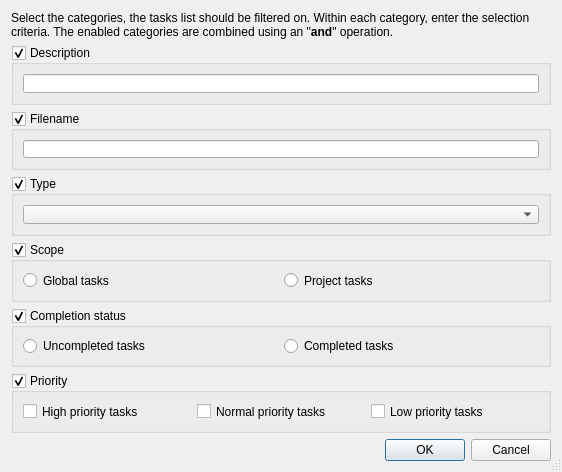
This is Tasks/TaskFilterConfigDialog.ui in testmana2/test as Qt 5 draws it before an edit. The edited form follows.
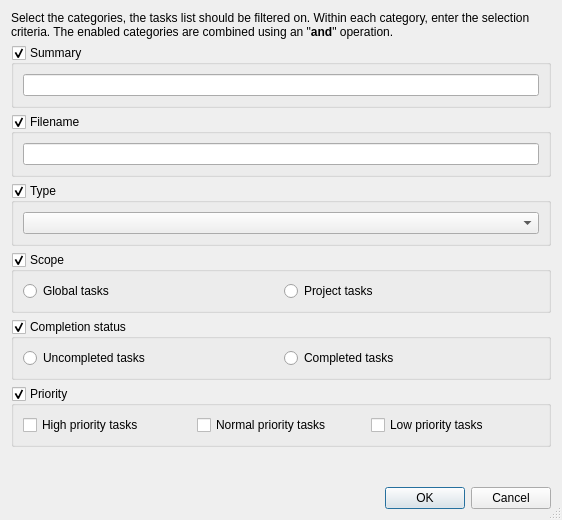
This is the edited form.

Commit message: Some harminisation of nomenclature in the various Task dialogs.

```diff
--- a/Tasks/TaskFilterConfigDialog.ui
+++ b/Tasks/TaskFilterConfigDialog.ui
@@ -7,7 +7,7 @@
     <x>0</x>
     <y>0</y>
     <width>562</width>
-    <height>470</height>
+    <height>520</height>
    </rect>
   </property>
   <property name="windowTitle">
@@ -16,7 +16,7 @@
   <property name="sizeGripEnabled">
    <bool>true</bool>
   </property>
-  <layout class="QVBoxLayout">
+  <layout class="QVBoxLayout" name="verticalLayout_4">
    <item>
     <widget class="QLabel" name="label">
      <property name="text">
@@ -31,7 +31,7 @@
     </widget>
    </item>
    <item>
-    <widget class="QGroupBox" name="descriptionGroup">
+    <widget class="QGroupBox" name="summaryGroup">
      <property name="focusPolicy">
       <enum>Qt::StrongFocus</enum>
      </property>
@@ -39,14 +39,14 @@
       <string>Select to filter on the task description</string>
      </property>
      <property name="title">
-      <string>Description</string>
+      <string>Summary</string>
      </property>
      <property name="checkable">
       <bool>true</bool>
      </property>
-     <layout class="QVBoxLayout">
+     <layout class="QVBoxLayout" name="verticalLayout">
       <item>
-       <widget class="QLineEdit" name="descriptionEdit">
+       <widget class="QLineEdit" name="summaryEdit">
         <property name="toolTip">
          <string>Enter the description filter as a regular expression.</string>
         </property>
@@ -69,7 +69,7 @@
      <property name="checkable">
       <bool>true</bool>
      </property>
-     <layout class="QVBoxLayout">
+     <layout class="QVBoxLayout" name="verticalLayout_2">
       <item>
        <widget class="QLineEdit" name="filenameEdit">
         <property name="toolTip">
@@ -94,7 +94,7 @@
      <property name="checkable">
       <bool>true</bool>
      </property>
-     <layout class="QVBoxLayout" name="verticalLayout">
+     <layout class="QVBoxLayout" name="verticalLayout_3">
       <item>
        <widget class="QComboBox" name="typeCombo">
         <property name="toolTip">
@@ -119,7 +119,7 @@
      <property name="checkable">
       <bool>true</bool>
      </property>
-     <layout class="QHBoxLayout">
+     <layout class="QHBoxLayout" name="horizontalLayout">
       <item>
        <widget class="QRadioButton" name="globalRadioButton">
         <property name="toolTip">
@@ -157,7 +157,7 @@
      <property name="checkable">
       <bool>true</bool>
      </property>
-     <layout class="QHBoxLayout">
+     <layout class="QHBoxLayout" name="horizontalLayout_2">
       <item>
        <widget class="QRadioButton" name="uncompletedRadioButton">
         <property name="toolTip">
@@ -195,7 +195,7 @@
      <property name="checkable">
       <bool>true</bool>
      </property>
-     <layout class="QHBoxLayout">
+     <layout class="QHBoxLayout" name="horizontalLayout_3">
       <item>
        <widget class="QCheckBox" name="priorityHighCheckBox">
         <property name="toolTip">
@@ -229,6 +229,19 @@
      </layout>
     </widget>
    </item>
+   <item>
+    <spacer name="verticalSpacer">
+     <property name="orientation">
+      <enum>Qt::Vertical</enum>
+     </property>
+     <property name="sizeHint" stdset="0">
+      <size>
+       <width>20</width>
+       <height>8</height>
+      </size>
+     </property>
+    </spacer>
+   </item>
    <item>
     <widget class="QDialogButtonBox" name="buttonBox">
      <property name="orientation">
```
Left out of the diff: 8 changed lines with no effect on the pictures. The commit also changes 24 other files.
